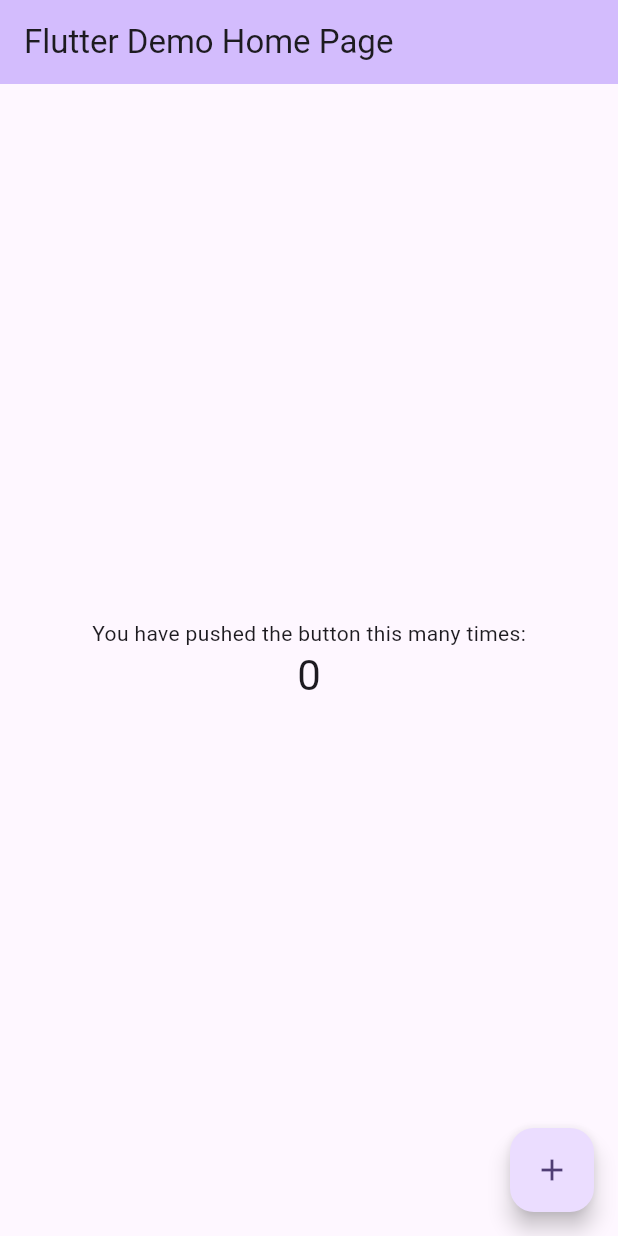
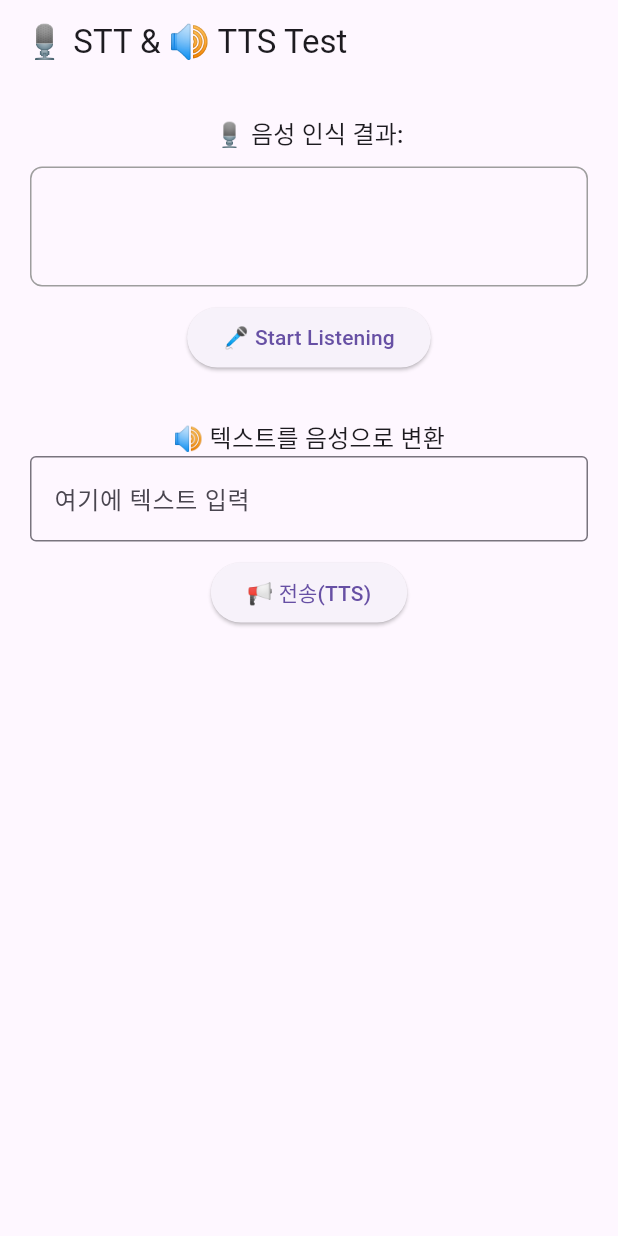
Before and after one commit to deepscent-cnu/deepscent-cnu-app, a Flutter app: the screen it shows after launch, on a phone screen of 412 x 824 dp. Run offline on Flutter 3.47's test engine with Material 3 defaults, Android fonts, the phone set to English and light mode, and no system bars; our stand-ins replace flutter_tts, speech_to_text.

Commit message:
feat : stt, tts 기능 구현

```diff
--- a/lib/main.dart
+++ b/lib/main.dart
@@ -1,122 +1,147 @@
 import 'package:flutter/material.dart';
+// 음성 인식 라이브러리
+import 'package:speech_to_text/speech_to_text.dart' as stt;
+// 텍스트를 음성으로 변환하는 TTS 라이브러리
+import 'package:flutter_tts/flutter_tts.dart';
 
 void main() {
   runApp(const MyApp());
 }
 
+// 앱의 루트 위젯
 class MyApp extends StatelessWidget {
   const MyApp({super.key});
 
-  // This widget is the root of your application.
   @override
   Widget build(BuildContext context) {
     return MaterialApp(
-      title: 'Flutter Demo',
-      theme: ThemeData(
-        // This is the theme of your application.
-        //
-        // TRY THIS: Try running your application with "flutter run". You'll see
-        // the application has a purple toolbar. Then, without quitting the app,
-        // try changing the seedColor in the colorScheme below to Colors.green
-        // and then invoke "hot reload" (save your changes or press the "hot
-        // reload" button in a Flutter-supported IDE, or press "r" if you used
-        // the command line to start the app).i
-        //
-        // Notice that the counter didn't reset back to zero; the application
-        // state is not lost during the reload. To reset the state, use hot
-        // restart instead.
-        //
-        // This works for code too, not just values: Most code changes can be
-        // tested with just a hot reload.
-        colorScheme: ColorScheme.fromSeed(seedColor: Colors.deepPurple),
-      ),
-      home: const MyHomePage(title: 'Flutter Demo Home Page'),
+      home: const STT_TTS_TestPage(), // 메인 페이지로 이동
+      debugShowCheckedModeBanner: false, // 오른쪽 위 디버그 배너 제거
     );
   }
 }
 
-class MyHomePage extends StatefulWidget {
-  const MyHomePage({super.key, required this.title});
-
-  // This widget is the home page of your application. It is stateful, meaning
-  // that it has a State object (defined below) that contains fields that affect
-  // how it looks.
-
-  // This class is the configuration for the state. It holds the values (in this
-  // case the title) provided by the parent (in this case the App widget) and
-  // used by the build method of the State. Fields in a Widget subclass are
-  // always marked "final".
-
-  final String title;
+// STT & TTS 기능 테스트 페이지
+class STT_TTS_TestPage extends StatefulWidget {
+  const STT_TTS_TestPage({super.key});
 
   @override
-  State<MyHomePage> createState() => _MyHomePageState();
+  State<STT_TTS_TestPage> createState() => _STT_TTS_TestPageState();
 }
 
-class _MyHomePageState extends State<MyHomePage> {
-  int _counter = 0;
+class _STT_TTS_TestPageState extends State<STT_TTS_TestPage> {
+  // STT 인식 객체
+  final stt.SpeechToText _speech = stt.SpeechToText();
+  // TTS 객체
+  final FlutterTts _flutterTts = FlutterTts();
 
-  void _incrementCounter() {
-    setState(() {
-      // This call to setState tells the Flutter framework that something has
-      // changed in this State, which causes it to rerun the build method below
-      // so that the display can reflect the updated values. If we changed
-      // _counter without calling setState(), then the build method would not be
-      // called again, and so nothing would appear to happen.
-      _counter++;
-    });
+  // 인식된 텍스트 저장 변수
+  String _recognizedText = '';
+
+  // 음성 인식 중인지 여부
+  bool _isListening = false;
+
+  // 사용자가 입력한 텍스트를 저장할 컨트롤러 (TTS용)
+  final TextEditingController _ttsInputController = TextEditingController();
+
+  @override
+  void dispose() {
+    _flutterTts.stop(); // 페이지 종료 시 TTS 중지
+    _ttsInputController.dispose(); // 컨트롤러 정리
+    super.dispose();
+  }
+
+  // 음성 인식 시작 함수
+  Future<void> _startListening() async {
+    bool available = await _speech.initialize(); // STT 초기화
+    if (available) {
+      setState(() => _isListening = true); // 상태: 듣는 중
+      _speech.listen(
+        localeId: 'ko_KR',
+        onResult: (result) {
+          print("🎤 인식된 텍스트: ${result.recognizedWords}");
+          setState(() {
+            _recognizedText = result.recognizedWords; // 결과 저장
+          });
+        },
+      );
+    }
+  }
+
+  // 음성 인식 중단 함수
+  Future<void> _stopListening() async {
+    await _speech.stop(); // STT 종료
+    setState(() => _isListening = false);
+  }
+
+  // 텍스트 → 음성 출력 함수
+  Future<void> _speak() async {
+    if (_ttsInputController.text.isNotEmpty) {
+      await _flutterTts.setLanguage("ko-KR");
+      await _flutterTts.speak(_ttsInputController.text); // TTS 실행
+    }
   }
 
   @override
   Widget build(BuildContext context) {
-    // This method is rerun every time setState is called, for instance as done
-    // by the _incrementCounter method above.
-    //
-    // The Flutter framework has been optimized to make rerunning build methods
-    // fast, so that you can just rebuild anything that needs updating rather
-    // than having to individually change instances of widgets.
     return Scaffold(
-      appBar: AppBar(
-        // TRY THIS: Try changing the color here to a specific color (to
-        // Colors.amber, perhaps?) and trigger a hot reload to see the AppBar
-        // change color while the other colors stay the same.
-        backgroundColor: Theme.of(context).colorScheme.inversePrimary,
-        // Here we take the value from the MyHomePage object that was created by
-        // the App.build method, and use it to set our appbar title.
-        title: Text(widget.title),
-      ),
-      body: Center(
-        // Center is a layout widget. It takes a single child and positions it
-        // in the middle of the parent.
+      appBar: AppBar(title: const Text('🎙️ STT & 🔊 TTS Test')),
+      body: Padding(
+        padding: const EdgeInsets.all(20),
         child: Column(
-          // Column is also a layout widget. It takes a list of children and
-          // arranges them vertically. By default, it sizes itself to fit its
-          // children horizontally, and tries to be as tall as its parent.
-          //
-          // Column has various properties to control how it sizes itself and
-          // how it positions its children. Here we use mainAxisAlignment to
-          // center the children vertically; the main axis here is the vertical
-          // axis because Columns are vertical (the cross axis would be
-          // horizontal).
-          //
-          // TRY THIS: Invoke "debug painting" (choose the "Toggle Debug Paint"
-          // action in the IDE, or press "p" in the console), to see the
-          // wireframe for each widget.
-          mainAxisAlignment: MainAxisAlignment.center,
-          children: <Widget>[
-            const Text('You have pushed the button this many times:'),
+          children: [
+            // 음성 인식 결과 텍스트
             Text(
-              '$_counter',
-              style: Theme.of(context).textTheme.headlineMedium,
+              '🎙️ 음성 인식 결과:',
+              style: Theme.of(context).textTheme.titleMedium,
+            ),
+
+            // 결과 보여주는 박스
+            Container(
+              margin: const EdgeInsets.symmetric(vertical: 10),
+              padding: const EdgeInsets.all(12),
+              decoration: BoxDecoration(
+                border: Border.all(color: Colors.grey),
+                borderRadius: BorderRadius.circular(8),
+              ),
+              height: 80,
+              width: double.infinity,
+              child: Text(_recognizedText),
+            ),
+
+            // 음성 인식 시작/중지 버튼
+            ElevatedButton(
+              onPressed: _isListening ? _stopListening : _startListening,
+              child: Text(_isListening ? '🛑 Stop Listening' : '🎤 Start Listening'),
+            ),
+
+            const SizedBox(height: 30),
+
+            // TTS 입력 안내
+            Text(
+              '🔊 텍스트를 음성으로 변환',
+              style: Theme.of(context).textTheme.titleMedium,
+            ),
+
+            // 텍스트 입력 필드
+            TextField(
+              controller: _ttsInputController,
+              decoration: const InputDecoration(
+                hintText: '여기에 텍스트 입력', // 사용자 안내 문구
+                border: OutlineInputBorder(),
+              ),
+            ),
+
+            const SizedBox(height: 10),
+
+            // TTS 실행 버튼
+            ElevatedButton(
+              onPressed: _speak,
+              child: const Text('📢 전송(TTS)'),
             ),
           ],
         ),
       ),
-      floatingActionButton: FloatingActionButton(
-        onPressed: _incrementCounter,
-        tooltip: 'Increment',
-        child: const Icon(Icons.add),
-      ), // This trailing comma makes auto-formatting nicer for build methods.
     );
   }
 }
```
Also changed, not shown: pubspec.yaml (+6 -1 lines), pubspec.lock, 4 other files.
